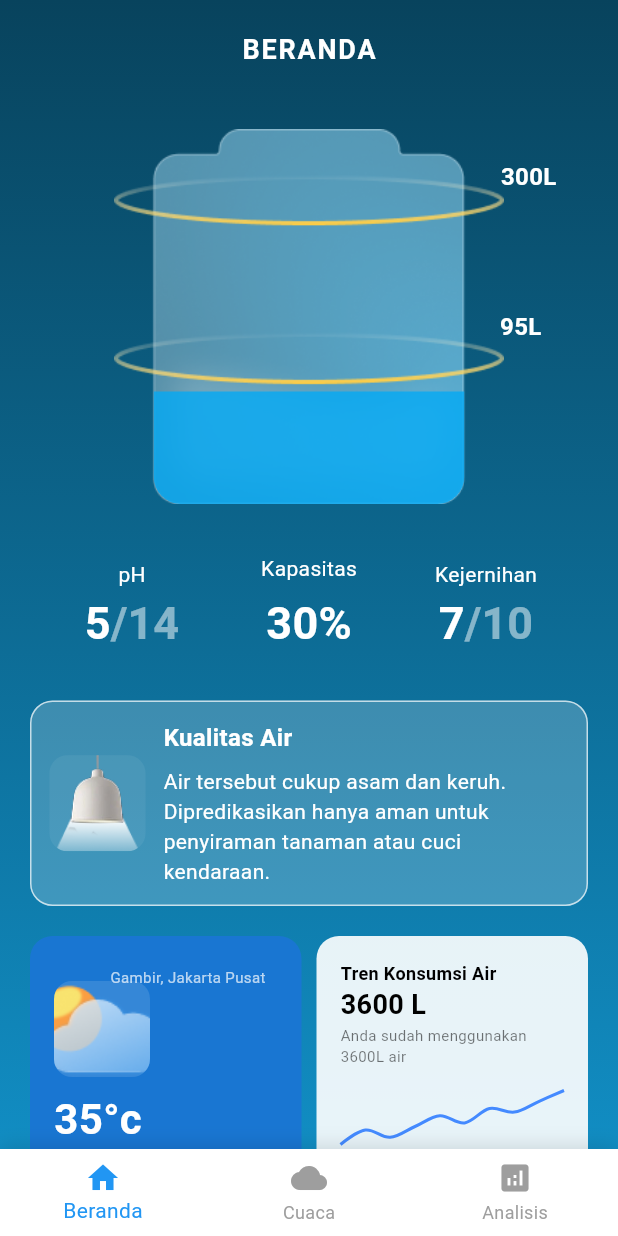
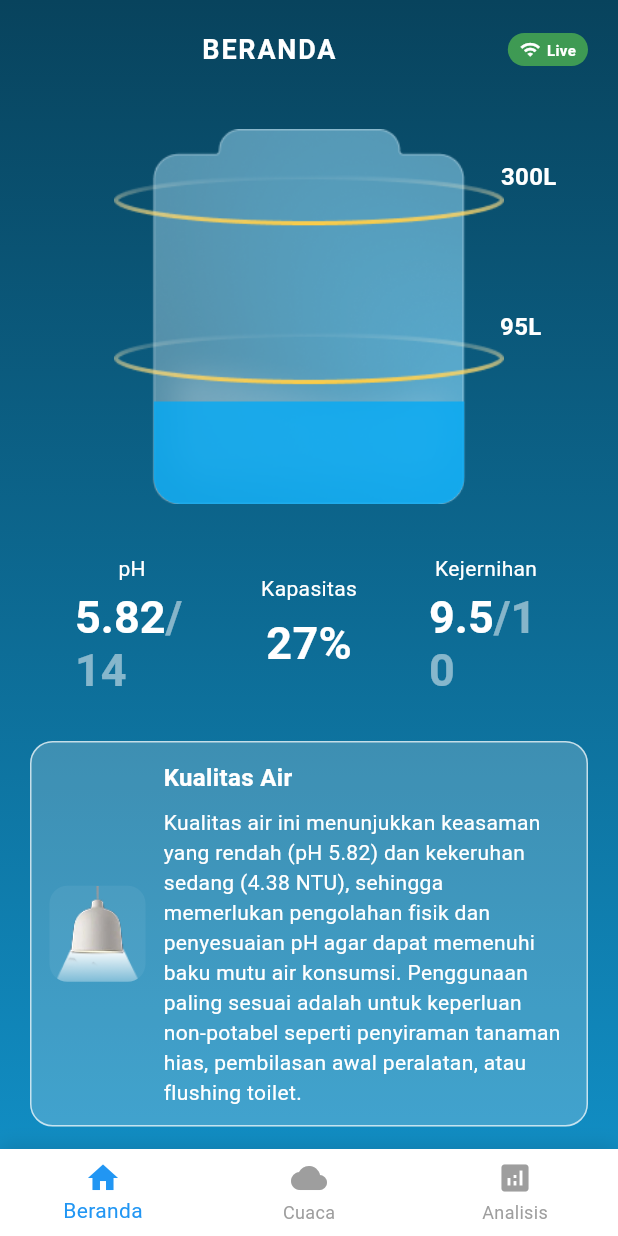
Before and after one commit to hykolab/hykolab-mobile, a Flutter app: the screen it shows after launch, on a phone screen of 412 x 824 dp. Run offline on Flutter 3.47's test engine with Material 3 defaults, Android fonts, the light colour scheme and no system bars; drawn by our look-alikes of fl_chart.

Commit message:
integration to be

```diff
--- a/lib/main.dart
+++ b/lib/main.dart
@@ -1,5 +1,8 @@
 import 'package:flutter/material.dart';
 import 'package:fl_chart/fl_chart.dart';
+import 'package:provider/provider.dart';
+import 'models/tank_reading.dart';
+import 'providers/tank_data_provider.dart';
 
 void main() {
   runApp(const HykolabApp());
@@ -10,7 +13,9 @@ class HykolabApp extends StatelessWidget {
 
   @override
   Widget build(BuildContext context) {
-    return MaterialApp(
+    return ChangeNotifierProvider(
+      create: (context) => TankDataProvider(),
+      child: MaterialApp(
         title: 'Hykolab',
         theme: ThemeData(
           useMaterial3: true,
@@ -19,8 +24,12 @@ class HykolabApp extends StatelessWidget {
             brightness: Brightness.light,
           ),
         ),
-      home: const MainPage(),
+        initialRoute: '/',
+        routes: {
+          '/': (context) => const MainPage(),
+        },
         debugShowCheckedModeBanner: false,
+      ),
     );
   }
 }
@@ -110,13 +119,22 @@ class BerandaPage extends StatelessWidget {
           ),
         ),
         child: SafeArea(
+          child: Consumer<TankDataProvider>(
+            builder: (context, tankData, child) {
+              return RefreshIndicator(
+                onRefresh: () async {
+                  await tankData.refreshData();
+                },
                 child: SingleChildScrollView(
                   padding: const EdgeInsets.all(20),
                   child: Column(
               crossAxisAlignment: CrossAxisAlignment.start,
               children: [
-                // Header
-                const Center(
+                // Header with connection status
+                Row(
+                  children: [
+                    Expanded(
+                      child: const Center(
                         child: Text(
                           'BERANDA',
                           style: TextStyle(
@@ -126,6 +144,39 @@ class BerandaPage extends StatelessWidget {
                             letterSpacing: 1.2,
                           ),
                         ),
+                      ),
+                    ),
+                    Container(
+                      padding: const EdgeInsets.symmetric(horizontal: 8, vertical: 4),
+                      decoration: BoxDecoration(
+                        color: tankData.hasData ? Colors.green.withOpacity(0.8) :
+                               tankData.isLoading ? Colors.orange.withOpacity(0.8) :
+                               Colors.red.withOpacity(0.8),
+                        borderRadius: BorderRadius.circular(12),
+                      ),
+                      child: Row(
+                        mainAxisSize: MainAxisSize.min,
+                        children: [
+                          Icon(
+                            tankData.hasData ? Icons.wifi :
+                            tankData.isLoading ? Icons.sync : Icons.wifi_off,
+                            color: Colors.white,
+                            size: 14,
+                          ),
+                          const SizedBox(width: 4),
+                          Text(
+                            tankData.hasData ? 'Live' :
+                            tankData.isLoading ? 'Sync' : 'Offline',
+                            style: const TextStyle(
+                              color: Colors.white,
+                              fontSize: 10,
+                              fontWeight: FontWeight.bold,
+                            ),
+                          ),
+                        ],
+                      ),
+                    ),
+                  ],
                 ),
                 const SizedBox(height: 40),
 
@@ -159,16 +210,16 @@ class BerandaPage extends StatelessWidget {
                         ),
 
                         // Air dalam tangki (dihitung dari persentase) - di atas image
-                        // For demo use a hardcoded fill percent (30%)
-                        Positioned(
-                          bottom: 0,
-                          child: Builder(builder: (context) {
-                            final double fillPercent = 0.30; // 30%
+                        Consumer<TankDataProvider>(
+                          builder: (context, tankData, child) {
+                            final fillPercent = (tankData.latestReading?.capacityPercentage ?? 30.0) / 100;
                             final double tankInnerWidth = 240; // slightly smaller than image width
                             final double tankInnerHeight = 250; // full height of tank area
-                            final double waterHeight = tankInnerHeight * fillPercent;
+                            final double waterHeight = tankInnerHeight * fillPercent.clamp(0.0, 1.0);
 
-                            return Container(
+                            return Positioned(
+                              bottom: 0,
+                              child: Container(
                                 width: tankInnerWidth-33,
                                 height: waterHeight,
                                 decoration: BoxDecoration(
@@ -178,8 +229,9 @@ class BerandaPage extends StatelessWidget {
                                     bottomRight: Radius.circular(18),
                                   ),
                                 ),
+                              ),
                             );
-                          }),
+                          },
                         ),
 
                         // Indicators
@@ -215,19 +267,42 @@ class BerandaPage extends StatelessWidget {
                 const SizedBox(height: 23),
 
                 // Statistik dalam Row
-                Row(
+                Consumer<TankDataProvider>(
+                  builder: (context, tankData, child) {
+                    final reading = tankData.latestReading;
+                    return Row(
                       mainAxisAlignment: MainAxisAlignment.spaceEvenly,
                       children: [
-                    _buildStatCard('pH', '5/14', ''),
-                    _buildStatCard('Kapasitas', '30%', ''),
-                    _buildStatCard('Kejernihan', '7/10', ''),
+                        _buildStatCard(
+                          'pH',
+                          reading?.phDisplay ?? 'N/A',
+                          '/14'
+                        ),
+                        _buildStatCard(
+                          'Kapasitas',
+                          reading != null ? '${reading.capacityPercentage.toInt()}%' : 'N/A',
+                          ''
+                        ),
+                        _buildStatCard(
+                          'Kejernihan',
+                          reading?.qualityScore.toStringAsFixed(1) ?? 'N/A',
+                          '/10'
+                        ),
                       ],
+                    );
+                  },
                 ),
 
                 const SizedBox(height: 20),
 
                 // Info Kualitas Air (ikon berada di dalam kotak card)
-                Container(
+                Consumer<TankDataProvider>(
+                  builder: (context, tankData, child) {
+                    final reading = tankData.latestReading;
+                    final recommendation = reading?.recommendation ??
+                        'Menunggu data dari sensor untuk analisis kualitas air.';
+
+                    return Container(
                       padding: const EdgeInsets.all(12),
                       decoration: BoxDecoration(
                         color: Colors.white.withOpacity(0.2),
@@ -260,8 +335,10 @@ class BerandaPage extends StatelessWidget {
                           Expanded(
                             child: Column(
                               crossAxisAlignment: CrossAxisAlignment.start,
-                          children: const [
-                            Text(
+                              children: [
+                                Row(
+                                  children: [
+                                    const Text(
                                       'Kualitas Air',
                                       style: TextStyle(
                                         color: Colors.white,
@@ -269,10 +346,22 @@ class BerandaPage extends StatelessWidget {
                                         fontWeight: FontWeight.bold,
                                       ),
                                     ),
-                            SizedBox(height: 8),
+                                    const Spacer(),
+                                    if (tankData.isLoading)
+                                      const SizedBox(
+                                        width: 16,
+                                        height: 16,
+                                        child: CircularProgressIndicator(
+                                          strokeWidth: 2,
+                                          valueColor: AlwaysStoppedAnimation<Color>(Colors.white),
+                                        ),
+                                      ),
+                                  ],
+                                ),
+                                const SizedBox(height: 8),
                                 Text(
-                              'Air tersebut cukup asam dan keruh. Dipredikasikan hanya aman untuk penyiraman tanaman atau cuci kendaraan.',
-                              style: TextStyle(
+                                  recommendation,
+                                  style: const TextStyle(
                                     color: Colors.white,
                                     fontSize: 14,
                                   ),
@@ -282,6 +371,8 @@ class BerandaPage extends StatelessWidget {
                           ),
                         ],
                       ),
+                    );
+                  },
                 ),
 
                 const SizedBox(height: 20),
@@ -432,25 +523,25 @@ class BerandaPage extends StatelessWidget {
                   ),
                 ),
               ],
-            ),
-          ),
-        ),
-      ),
-    );
+              ), // Column
+            ), // SingleChildScrollView
+          ); // RefreshIndicator
+        }, // Consumer builder
+      ), // Consumer
+    ), // SafeArea
+  ), // Container
+); // Scaffold
   }
 
-  Widget _buildStatCard(String title, String value, String percentage) {
-    // Prepare value widget: if contains '/', render second part with 50% opacity
+  Widget _buildStatCard(String title, String value, String suffix) {
+    // Prepare value widget with optional suffix
     Widget valueWidget;
-    if (value.contains('/')) {
-      final parts = value.split('/');
-      final left = parts.isNotEmpty ? parts[0] : '';
-      final right = parts.length > 1 ? parts[1] : '';
+    if (suffix.isNotEmpty && !value.contains(suffix)) {
       valueWidget = RichText(
         text: TextSpan(
           children: [
             TextSpan(
-              text: left,
+              text: value,
               style: const TextStyle(
                 color: Colors.white,
                 fontSize: 30,
@@ -458,7 +549,7 @@ class BerandaPage extends StatelessWidget {
               ),
             ),
             TextSpan(
-              text: '/$right',
+              text: suffix,
               style: TextStyle(
                 color: Colors.white.withOpacity(0.5),
                 fontSize: 30,
@@ -493,14 +584,6 @@ class BerandaPage extends StatelessWidget {
           ),
           const SizedBox(height: 5),
           valueWidget,
-          if (percentage.isNotEmpty)
-            Text(
-              percentage,
-              style: const TextStyle(
-                color: Colors.white,
-                fontSize: 10,
-              ),
-            ),
         ],
       ),
     );
@@ -769,42 +852,59 @@ class AnalisisPage extends StatefulWidget {
 class _AnalisisPageState extends State<AnalisisPage> {
   int _activeTab = 0; // 0=Harian,1=Bulanan,2=Tahunan
 
-  List<FlSpot> get _activeSpots {
+  List<FlSpot> _getChartSpots(List<TankReading> readings) {
+    if (readings.isEmpty) {
+      // Return dummy data if no readings available
       switch (_activeTab) {
         case 0:
           return const [
-          FlSpot(0, 8),
-          FlSpot(1, 12),
-          FlSpot(2, 10),
-          FlSpot(3, 14),
-          FlSpot(4, 18),
-          FlSpot(5, 15),
-          FlSpot(6, 20),
-          FlSpot(7, 24),
-          FlSpot(8, 22),
-          FlSpot(9, 26),
+            FlSpot(0, 8), FlSpot(1, 12), FlSpot(2, 10), FlSpot(3, 14), FlSpot(4, 18),
+            FlSpot(5, 15), FlSpot(6, 20), FlSpot(7, 24), FlSpot(8, 22), FlSpot(9, 26),
           ];
         case 1:
           return const [
-          FlSpot(0, 80),
-          FlSpot(1, 120),
-          FlSpot(2, 100),
-          FlSpot(3, 140),
-          FlSpot(4, 180),
-          FlSpot(5, 150),
-          FlSpot(6, 200),
+            FlSpot(0, 80), FlSpot(1, 120), FlSpot(2, 100), FlSpot(3, 140),
+            FlSpot(4, 180), FlSpot(5, 150), FlSpot(6, 200),
           ];
         case 2:
         default:
           return const [
-          FlSpot(0, 800),
-          FlSpot(1, 900),
-          FlSpot(2, 1100),
-          FlSpot(3, 1050),
-          FlSpot(4, 1300),
-          FlSpot(5, 1600),
+            FlSpot(0, 800), FlSpot(1, 900), FlSpot(2, 1100),
+            FlSpot(3, 1050), FlSpot(4, 1300), FlSpot(5, 1600),
           ];
       }
+    }
+
+    // Filter readings based on selected tab
+    Duration filterDuration;
+    switch (_activeTab) {
+      case 0: // Daily
+        filterDuration = const Duration(hours: 24);
+      case 1: // Monthly
+        filterDuration = const Duration(days: 30);
+      case 2: // Yearly
+      default:
+        filterDuration = const Duration(days: 365);
+    }
+
+    final cutoffTime = DateTime.now().subtract(filterDuration);
+    final filteredReadings = readings
+        .where((reading) => reading.timestamp.isAfter(cutoffTime))
+        .toList()
+      ..sort((a, b) => a.timestamp.compareTo(b.timestamp));
+
+    if (filteredReadings.isEmpty) {
+      return const [FlSpot(0, 0)];
+    }
+
+    // Convert readings to chart spots based on volume data
+    final spots = <FlSpot>[];
+    for (int i = 0; i < filteredReadings.length && i < 20; i++) {
+      final reading = filteredReadings[i];
+      spots.add(FlSpot(i.toDouble(), reading.volumeL ?? 0.0));
+    }
+
+    return spots;
   }
 
   Widget _tabButton(String text, int index) {
@@ -1078,8 +1178,11 @@ class _AnalisisPageState extends State<AnalisisPage> {
                       SizedBox(
                         height: 160,
                         width: double.infinity,
-                        child: AreaConsumptionChart(
-                          spots: _activeSpots,
+                        child: Consumer<TankDataProvider>(
+                          builder: (context, tankData, child) {
+                            final spots = _getChartSpots(tankData.readings);
+                            return AreaConsumptionChart(spots: spots);
+                          },
                         ),
                       ),
 
--- /dev/null
+++ b/lib/models/tank_reading.dart
@@ -0,0 +1,74 @@
+class TankReading {
+  final DateTime timestamp;
+  final String topic;
+  final double? volumeL;
+  final double? ph;
+  final double? turbidityNtu;
+  final String? recommendation;
+
+  TankReading({
+    required this.timestamp,
+    required this.topic,
+    this.volumeL,
+    this.ph,
+    this.turbidityNtu,
+    this.recommendation,
+  });
+
+  factory TankReading.fromJson(Map<String, dynamic> json) {
+    return TankReading(
+      timestamp: DateTime.parse(json['ts']),
+      topic: json['topic'] ?? '',
+      volumeL: json['volume_L'] is String
+          ? double.tryParse(json['volume_L'])
+          : json['volume_L']?.toDouble(),
+      ph: json['ph'] is String
+          ? double.tryParse(json['ph'])
+          : json['ph']?.toDouble(),
+      turbidityNtu: json['turbidity_ntu'] is String
+          ? double.tryParse(json['turbidity_ntu'])
+          : json['turbidity_ntu']?.toDouble(),
+      recommendation: json['recommendation'],
+    );
+  }
+
+  Map<String, dynamic> toJson() {
+    return {
+      'ts': timestamp.toIso8601String(),
+      'topic': topic,
+      'volume_L': volumeL,
+      'ph': ph,
+      'turbidity_ntu': turbidityNtu,
+      'recommendation': recommendation,
+    };
+  }
+
+  // Helper methods for UI display
+  String get phDisplay => ph?.toStringAsFixed(2) ?? 'N/A';
+  String get turbidityDisplay => turbidityNtu?.toStringAsFixed(2) ?? 'N/A';
+  String get volumeDisplay => volumeL?.toStringAsFixed(1) ?? 'N/A';
+
+  // Calculate capacity percentage (assuming 30L max capacity)
+  double get capacityPercentage => (volumeL ?? 0) / 30.0 * 100;
+
+  // Get water quality score (1-10 scale)
+  double get qualityScore {
+    if (ph == null || turbidityNtu == null) return 0.0;
+
+    // Score based on pH (optimal 6.5-8.5)
+    double phScore = 10.0;
+    if (ph! < 6.5 || ph! > 8.5) {
+      phScore = (ph! < 6.5) ? (ph! / 6.5 * 10) : ((14 - ph!) / 5.5 * 10);
+      phScore = phScore.clamp(0.0, 10.0);
+    }
+
+    // Score based on turbidity (lower is better, <5 NTU is good)
+    double turbidityScore = 10.0;
+    if (turbidityNtu! > 5) {
+      turbidityScore = (10 - (turbidityNtu! - 5) / 5).clamp(0.0, 10.0);
+    }
+
+    // Average of both scores
+    return (phScore + turbidityScore) / 2;
+  }
+}
--- /dev/null
+++ b/lib/services/api_service.dart
@@ -0,0 +1,99 @@
+import 'dart:developer';
+import '../models/tank_reading.dart';
+
+class ApiService {
+  // Using mock data for now since Neon Data API requires JWT authentication
+  // To use real data, either:
+  // 1. Deploy your Go backend to Railway/Render/Heroku
+  // 2. Set up Neon Auth with JWT tokens
+
+  static Future<List<TankReading>> getReadings({int limit = 50}) async {
+    try {
+      // Simulate network delay
+      await Future.delayed(const Duration(milliseconds: 500));
+
+      // Return mock data based on your CSV
+      return _getMockReadings().take(limit).toList();
+    } catch (e) {
+      log('API Service Error: $e');
+      throw Exception('Network error: $e');
+    }
+  }
+
+  static Future<TankReading?> getLatestReading() async {
+    try {
+      // Simulate network delay
+      await Future.delayed(const Duration(milliseconds: 300));
+
+      final readings = _getMockReadings();
+      return readings.isNotEmpty ? readings.first : null;
+    } catch (e) {
+      log('API Service Error: $e');
+      throw Exception('Network error: $e');
+    }
+  }
+
+  static Future<bool> testConnection() async {
+    try {
+      await Future.delayed(const Duration(milliseconds: 100));
+      return true; // Mock connection success
+    } catch (e) {
+      log('Connection test failed: $e');
+      return false;
+    }
+  }
+
+  // Mock data based on your CSV file
+  static List<TankReading> _getMockReadings() {
+    return [
+      TankReading(
+        timestamp: DateTime.parse("2025-10-26 13:24:33.179122+00"),
+        topic: "hykolab/tank/01",
+        volumeL: 8.2,
+        ph: 5.82,
+        turbidityNtu: 4.38,
+        recommendation: "Kualitas air ini menunjukkan keasaman yang rendah (pH 5.82) dan kekeruhan sedang (4.38 NTU), sehingga memerlukan pengolahan fisik dan penyesuaian pH agar dapat memenuhi baku mutu air konsumsi. Penggunaan paling sesuai adalah untuk keperluan non-potabel seperti penyiraman tanaman hias, pembilasan awal peralatan, atau flushing toilet.",
+      ),
+      TankReading(
+        timestamp: DateTime.parse("2025-10-26 09:46:36.351975+00"),
+        topic: "hykolab/tank/01",
+        volumeL: 7.81,
+        ph: 5.87,
+        turbidityNtu: 1.14,
+        recommendation: "Kualitas air menunjukkan kondisi asam (pH 5.87) dan kekeruhan yang rendah (1.14 NTU), sehingga tidak memenuhi baku mutu pH minimal untuk konsumsi langsung. Air disarankan hanya untuk keperluan non-konsumsi seperti mencuci tangan, menyiram tanaman, atau pembilasan toilet, dan wajib diolah (termasuk penyesuaian pH dan desinfeksi) agar memenuhi standar baku mutu jika akan digunakan sebagai air minum.",
+      ),
+      TankReading(
+        timestamp: DateTime.parse("2025-10-26 09:38:32.473975+00"),
+        topic: "hykolab/tank/01",
+        volumeL: 7.81,
+        ph: 5.82,
+        turbidityNtu: 4.96,
+        recommendation: "Berdasarkan hasil pengujian, kualitas air menunjukkan kondisi sedikit asam (pH 5.82) dan tingkat kekeruhan yang mendekati batas maksimum standar air minum (4.96 NTU), yang memerlukan penyesuaian pH dan filtrasi. Air ini direkomendasikan untuk penggunaan non-kontak seperti menyiram tanaman atau keperluan flushing toilet, dan memerlukan pengolahan sesuai standar ketat sebelum dapat dipertimbangkan untuk konsumsi atau pencucian peralatan makanan.",
+      ),
+      TankReading(
+        timestamp: DateTime.parse("2025-10-26 09:36:29.26646+00"),
+        topic: "hykolab/tank/01",
+        volumeL: 8.9,
+        ph: 5.86,
+        turbidityNtu: 0.52,
+        recommendation: "Air cukup jernih dengan pH yang masih dapat diterima untuk penggunaan non-konsumsi. Sesuai untuk cuci tangan cepat, pel lantai, dan siram tanaman; tidak direkomendasikan untuk diminum.",
+      ),
+      TankReading(
+        timestamp: DateTime.parse("2025-10-26 09:34:26.581732+00"),
+        topic: "hykolab/tank/01",
+        volumeL: 8.9,
+        ph: 6.0,
+        turbidityNtu: 2.94,
+        recommendation: "Air cukup jernih dengan pH yang masih dapat diterima untuk penggunaan non-konsumsi. Sesuai untuk cuci tangan cepat, pel lantai, dan siram tanaman; tidak direkomendasikan untuk diminum.",
+      ),
+      TankReading(
+        timestamp: DateTime.parse("2025-10-26 09:32:26.752212+00"),
+        topic: "hykolab/tank/01",
+        volumeL: 8.9,
+        ph: 5.88,
+        turbidityNtu: 0.82,
+        recommendation: "Air cukup jernih dengan pH yang masih dapat diterima untuk penggunaan non-konsumsi. Sesuai untuk cuci tangan cepat, pel lantai, dan siram tanaman; tidak direkomendasikan untuk diminum.",
+      ),
+    ];
+  }
+}
--- a/pubspec.yaml
+++ b/pubspec.yaml
@@ -12,6 +12,7 @@ dependencies:
   english_words: ^4.0.0
   provider: ^6.1.5
   fl_chart: ^1.1.1
+  http: ^1.1.0
 
 dev_dependencies:
   flutter_test:
```
Also changed, not shown: lib/providers/tank_data_provider.dart (added, +119 -0 lines), lib/widgets/status_widgets.dart (added, +148 -0 lines), pubspec.lock. Lines whose indentation alone changed are shown as unchanged.
